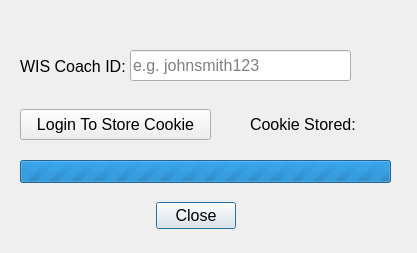
Old version of the form UI/wiscred.ui in the repository ebzimny01/gd-recruit.
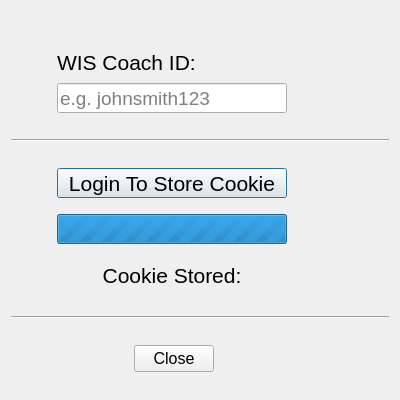
New version of the form. Icons and pictures are not drawn.

Commit message: UI dialogs with fixed sizes

```diff
--- a/UI/wiscred.ui
+++ b/UI/wiscred.ui
@@ -9,10 +9,28 @@
    <rect>
     <x>0</x>
     <y>0</y>
-    <width>417</width>
-    <height>253</height>
+    <width>400</width>
+    <height>400</height>
    </rect>
   </property>
+  <property name="sizePolicy">
+   <sizepolicy hsizetype="Fixed" vsizetype="Fixed">
+    <horstretch>0</horstretch>
+    <verstretch>0</verstretch>
+   </sizepolicy>
+  </property>
+  <property name="minimumSize">
+   <size>
+    <width>400</width>
+    <height>400</height>
+   </size>
+  </property>
+  <property name="maximumSize">
+   <size>
+    <width>400</width>
+    <height>406</height>
+   </size>
+  </property>
   <property name="font">
    <font>
     <family>Arial</family>
@@ -25,196 +43,477 @@
   <property name="modal">
    <bool>true</bool>
   </property>
-  <widget class="QDialogButtonBox" name="buttonBox">
-   <property name="geometry">
-    <rect>
-     <x>140</x>
-     <y>200</y>
-     <width>111</width>
-     <height>32</height>
-    </rect>
-   </property>
-   <property name="font">
-    <font>
-     <family>Arial</family>
-     <pointsize>12</pointsize>
-    </font>
-   </property>
-   <property name="orientation">
-    <enum>Qt::Horizontal</enum>
-   </property>
-   <property name="standardButtons">
-    <set>QDialogButtonBox::Close</set>
-   </property>
-   <property name="centerButtons">
-    <bool>true</bool>
-   </property>
-  </widget>
-  <widget class="QLabel" name="labelWISCoachID">
-   <property name="geometry">
-    <rect>
-     <x>20</x>
-     <y>58</y>
-     <width>111</width>
-     <height>16</height>
-    </rect>
-   </property>
-   <property name="font">
-    <font>
-     <family>Arial</family>
-     <pointsize>12</pointsize>
-    </font>
-   </property>
-   <property name="text">
-    <string>WIS Coach ID:</string>
-   </property>
-  </widget>
-  <widget class="QLineEdit" name="lineEditWISCoachID">
-   <property name="geometry">
-    <rect>
-     <x>130</x>
-     <y>50</y>
-     <width>221</width>
-     <height>31</height>
-    </rect>
-   </property>
-   <property name="font">
-    <font>
-     <family>Arial</family>
-     <pointsize>12</pointsize>
-    </font>
-   </property>
-   <property name="text">
-    <string/>
-   </property>
-   <property name="placeholderText">
-    <string>e.g. johnsmith123</string>
-   </property>
-  </widget>
-  <widget class="QLabel" name="labelCheckMarkcoachIDValidated">
-   <property name="geometry">
-    <rect>
-     <x>370</x>
-     <y>55</y>
-     <width>21</width>
-     <height>21</height>
-    </rect>
-   </property>
-   <property name="text">
-    <string/>
-   </property>
-   <property name="pixmap">
-    <pixmap>../images/checkmark_1.png</pixmap>
-   </property>
-   <property name="scaledContents">
-    <bool>true</bool>
-   </property>
-  </widget>
-  <widget class="QLabel" name="labelCheckMarkcoachIDValidationError">
-   <property name="geometry">
-    <rect>
-     <x>369</x>
-     <y>55</y>
-     <width>21</width>
-     <height>21</height>
-    </rect>
-   </property>
-   <property name="text">
-    <string/>
-   </property>
-   <property name="pixmap">
-    <pixmap>../images/x_icon.png</pixmap>
-   </property>
-   <property name="scaledContents">
-    <bool>true</bool>
-   </property>
-  </widget>
-  <widget class="QLabel" name="labelCookieStored">
-   <property name="geometry">
-    <rect>
-     <x>250</x>
-     <y>114</y>
-     <width>111</width>
-     <height>21</height>
-    </rect>
-   </property>
-   <property name="text">
-    <string>Cookie Stored:</string>
-   </property>
-  </widget>
-  <widget class="QLabel" name="labelCookieStoredError">
-   <property name="geometry">
-    <rect>
-     <x>369</x>
-     <y>114</y>
-     <width>21</width>
-     <height>21</height>
-    </rect>
-   </property>
-   <property name="text">
-    <string/>
-   </property>
-   <property name="pixmap">
-    <pixmap>../images/x_icon.png</pixmap>
-   </property>
-   <property name="scaledContents">
-    <bool>true</bool>
-   </property>
-  </widget>
-  <widget class="QLabel" name="labelCheckMarkCookieStored">
-   <property name="geometry">
-    <rect>
-     <x>370</x>
-     <y>114</y>
-     <width>21</width>
-     <height>21</height>
-    </rect>
-   </property>
-   <property name="text">
-    <string/>
-   </property>
-   <property name="pixmap">
-    <pixmap>../images/checkmark_1.png</pixmap>
-   </property>
-   <property name="scaledContents">
-    <bool>true</bool>
-   </property>
-  </widget>
-  <widget class="QPushButton" name="pushButton_LoginStoreCookie">
-   <property name="geometry">
-    <rect>
-     <x>20</x>
-     <y>109</y>
-     <width>191</width>
-     <height>31</height>
-    </rect>
-   </property>
-   <property name="text">
-    <string>Login To Store Cookie</string>
-   </property>
-  </widget>
-  <widget class="QProgressBar" name="progressBarLoginStoreCookies">
-   <property name="geometry">
-    <rect>
-     <x>20</x>
-     <y>160</y>
-     <width>371</width>
-     <height>23</height>
-    </rect>
-   </property>
-   <property name="minimum">
-    <number>0</number>
-   </property>
-   <property name="maximum">
-    <number>0</number>
-   </property>
-   <property name="value">
-    <number>100</number>
-   </property>
-   <property name="textVisible">
-    <bool>false</bool>
-   </property>
-  </widget>
+  <layout class="QVBoxLayout" name="verticalLayout">
+   <item>
+    <layout class="QGridLayout" name="gridLayout">
+     <item row="8" column="1">
+      <widget class="QPushButton" name="pushButton_LoginStoreCookie">
+       <property name="sizePolicy">
+        <sizepolicy hsizetype="Fixed" vsizetype="Fixed">
+         <horstretch>0</horstretch>
+         <verstretch>0</verstretch>
+        </sizepolicy>
+       </property>
+       <property name="minimumSize">
+        <size>
+         <width>230</width>
+         <height>30</height>
+        </size>
+       </property>
+       <property name="maximumSize">
+        <size>
+         <width>230</width>
+         <height>30</height>
+        </size>
+       </property>
+       <property name="font">
+        <font>
+         <family>Arial</family>
+         <pointsize>16</pointsize>
+        </font>
+       </property>
+       <property name="text">
+        <string>Login To Store Cookie</string>
+       </property>
+      </widget>
+     </item>
+     <item row="2" column="3">
+      <widget class="QLabel" name="labelCheckMarkcoachIDValidationError">
+       <property name="sizePolicy">
+        <sizepolicy hsizetype="Fixed" vsizetype="Fixed">
+         <horstretch>0</horstretch>
+         <verstretch>0</verstretch>
+        </sizepolicy>
+       </property>
+       <property name="minimumSize">
+        <size>
+         <width>20</width>
+         <height>20</height>
+        </size>
+       </property>
+       <property name="maximumSize">
+        <size>
+         <width>20</width>
+         <height>20</height>
+        </size>
+       </property>
+       <property name="text">
+        <string/>
+       </property>
+       <property name="pixmap">
+        <pixmap>../images/x_icon.png</pixmap>
+       </property>
+       <property name="scaledContents">
+        <bool>true</bool>
+       </property>
+      </widget>
+     </item>
+     <item row="3" column="1">
+      <spacer name="verticalSpacer">
+       <property name="orientation">
+        <enum>Qt::Vertical</enum>
+       </property>
+       <property name="sizeType">
+        <enum>QSizePolicy::Fixed</enum>
+       </property>
+       <property name="sizeHint" stdset="0">
+        <size>
+         <width>20</width>
+         <height>20</height>
+        </size>
+       </property>
+      </spacer>
+     </item>
+     <item row="12" column="2">
+      <widget class="QLabel" name="labelCheckMarkCookieStored">
+       <property name="sizePolicy">
+        <sizepolicy hsizetype="Fixed" vsizetype="Fixed">
+         <horstretch>0</horstretch>
+         <verstretch>0</verstretch>
+        </sizepolicy>
+       </property>
+       <property name="minimumSize">
+        <size>
+         <width>20</width>
+         <height>20</height>
+        </size>
+       </property>
+       <property name="maximumSize">
+        <size>
+         <width>20</width>
+         <height>20</height>
+        </size>
+       </property>
+       <property name="text">
+        <string/>
+       </property>
+       <property name="pixmap">
+        <pixmap>../images/checkmark_1.png</pixmap>
+       </property>
+       <property name="scaledContents">
+        <bool>true</bool>
+       </property>
+      </widget>
+     </item>
+     <item row="12" column="1">
+      <widget class="QLabel" name="labelCookieStored">
+       <property name="sizePolicy">
+        <sizepolicy hsizetype="Fixed" vsizetype="Fixed">
+         <horstretch>0</horstretch>
+         <verstretch>0</verstretch>
+        </sizepolicy>
+       </property>
+       <property name="minimumSize">
+        <size>
+         <width>230</width>
+         <height>30</height>
+        </size>
+       </property>
+       <property name="maximumSize">
+        <size>
+         <width>230</width>
+         <height>30</height>
+        </size>
+       </property>
+       <property name="font">
+        <font>
+         <family>Arial</family>
+         <pointsize>16</pointsize>
+        </font>
+       </property>
+       <property name="text">
+        <string>Cookie Stored:</string>
+       </property>
+       <property name="alignment">
+        <set>Qt::AlignCenter</set>
+       </property>
+      </widget>
+     </item>
+     <item row="0" column="4">
+      <spacer name="horizontalSpacer_2">
+       <property name="orientation">
+        <enum>Qt::Horizontal</enum>
+       </property>
+       <property name="sizeType">
+        <enum>QSizePolicy::Fixed</enum>
+       </property>
+       <property name="sizeHint" stdset="0">
+        <size>
+         <width>40</width>
+         <height>20</height>
+        </size>
+       </property>
+      </spacer>
+     </item>
+     <item row="2" column="2">
+      <widget class="QLabel" name="labelCheckMarkcoachIDValidated">
+       <property name="sizePolicy">
+        <sizepolicy hsizetype="Fixed" vsizetype="Fixed">
+         <horstretch>0</horstretch>
+         <verstretch>0</verstretch>
+        </sizepolicy>
+       </property>
+       <property name="minimumSize">
+        <size>
+         <width>20</width>
+         <height>20</height>
+        </size>
+       </property>
+       <property name="maximumSize">
+        <size>
+         <width>20</width>
+         <height>20</height>
+        </size>
+       </property>
+       <property name="text">
+        <string/>
+       </property>
+       <property name="pixmap">
+        <pixmap>../images/checkmark_1.png</pixmap>
+       </property>
+       <property name="scaledContents">
+        <bool>true</bool>
+       </property>
+      </widget>
+     </item>
+     <item row="2" column="1">
+      <widget class="QLineEdit" name="lineEditWISCoachID">
+       <property name="sizePolicy">
+        <sizepolicy hsizetype="Fixed" vsizetype="Fixed">
+         <horstretch>0</horstretch>
+         <verstretch>0</verstretch>
+        </sizepolicy>
+       </property>
+       <property name="minimumSize">
+        <size>
+         <width>230</width>
+         <height>30</height>
+        </size>
+       </property>
+       <property name="maximumSize">
+        <size>
+         <width>230</width>
+         <height>30</height>
+        </size>
+       </property>
+       <property name="font">
+        <font>
+         <family>Arial</family>
+         <pointsize>14</pointsize>
+        </font>
+       </property>
+       <property name="text">
+        <string/>
+       </property>
+       <property name="placeholderText">
+        <string>e.g. johnsmith123</string>
+       </property>
+      </widget>
+     </item>
+     <item row="10" column="1">
+      <widget class="QProgressBar" name="progressBarLoginStoreCookies">
+       <property name="sizePolicy">
+        <sizepolicy hsizetype="Fixed" vsizetype="Fixed">
+         <horstretch>0</horstretch>
+         <verstretch>0</verstretch>
+        </sizepolicy>
+       </property>
+       <property name="minimumSize">
+        <size>
+         <width>230</width>
+         <height>30</height>
+        </size>
+       </property>
+       <property name="maximumSize">
+        <size>
+         <width>230</width>
+         <height>30</height>
+        </size>
+       </property>
+       <property name="minimum">
+        <number>0</number>
+       </property>
+       <property name="maximum">
+        <number>0</number>
+       </property>
+       <property name="value">
+        <number>100</number>
+       </property>
+       <property name="textVisible">
+        <bool>false</bool>
+       </property>
+      </widget>
+     </item>
+     <item row="1" column="1">
+      <widget class="QLabel" name="labelWISCoachID">
+       <property name="sizePolicy">
+        <sizepolicy hsizetype="Fixed" vsizetype="Fixed">
+         <horstretch>0</horstretch>
+         <verstretch>0</verstretch>
+        </sizepolicy>
+       </property>
+       <property name="minimumSize">
+        <size>
+         <width>230</width>
+         <height>30</height>
+        </size>
+       </property>
+       <property name="maximumSize">
+        <size>
+         <width>230</width>
+         <height>30</height>
+        </size>
+       </property>
+       <property name="font">
+        <font>
+         <family>Arial</family>
+         <pointsize>16</pointsize>
+        </font>
+       </property>
+       <property name="text">
+        <string>WIS Coach ID:</string>
+       </property>
+      </widget>
+     </item>
+     <item row="12" column="3">
+      <widget class="QLabel" name="labelCookieStoredError">
+       <property name="sizePolicy">
+        <sizepolicy hsizetype="Fixed" vsizetype="Fixed">
+         <horstretch>0</horstretch>
+         <verstretch>0</verstretch>
+        </sizepolicy>
+       </property>
+       <property name="minimumSize">
+        <size>
+         <width>20</width>
+         <height>20</height>
+        </size>
+       </property>
+       <property name="maximumSize">
+        <size>
+         <width>20</width>
+         <height>20</height>
+        </size>
+       </property>
+       <property name="text">
+        <string/>
+       </property>
+       <property name="pixmap">
+        <pixmap>../images/x_icon.png</pixmap>
+       </property>
+       <property name="scaledContents">
+        <bool>true</bool>
+       </property>
+      </widget>
+     </item>
+     <item row="15" column="1">
+      <spacer name="verticalSpacer_7">
+       <property name="orientation">
+        <enum>Qt::Vertical</enum>
+       </property>
+       <property name="sizeType">
+        <enum>QSizePolicy::Fixed</enum>
+       </property>
+       <property name="sizeHint" stdset="0">
+        <size>
+         <width>20</width>
+         <height>20</height>
+        </size>
+       </property>
+      </spacer>
+     </item>
+     <item row="13" column="1">
+      <spacer name="verticalSpacer_5">
+       <property name="orientation">
+        <enum>Qt::Vertical</enum>
+       </property>
+       <property name="sizeType">
+        <enum>QSizePolicy::Fixed</enum>
+       </property>
+       <property name="sizeHint" stdset="0">
+        <size>
+         <width>20</width>
+         <height>20</height>
+        </size>
+       </property>
+      </spacer>
+     </item>
+     <item row="5" column="1">
+      <spacer name="verticalSpacer_6">
+       <property name="orientation">
+        <enum>Qt::Vertical</enum>
+       </property>
+       <property name="sizeType">
+        <enum>QSizePolicy::Fixed</enum>
+       </property>
+       <property name="sizeHint" stdset="0">
+        <size>
+         <width>20</width>
+         <height>20</height>
+        </size>
+       </property>
+      </spacer>
+     </item>
+     <item row="0" column="0">
+      <spacer name="verticalSpacer_2">
+       <property name="orientation">
+        <enum>Qt::Vertical</enum>
+       </property>
+       <property name="sizeType">
+        <enum>QSizePolicy::Fixed</enum>
+       </property>
+       <property name="sizeHint" stdset="0">
+        <size>
+         <width>20</width>
+         <height>20</height>
+        </size>
+       </property>
+      </spacer>
+     </item>
+     <item row="4" column="0" colspan="5">
+      <widget class="Line" name="line">
+       <property name="orientation">
+        <enum>Qt::Horizontal</enum>
+       </property>
+      </widget>
+     </item>
+     <item row="16" column="1">
+      <widget class="QDialogButtonBox" name="buttonBox">
+       <property name="font">
+        <font>
+         <family>Arial</family>
+         <pointsize>12</pointsize>
+        </font>
+       </property>
+       <property name="orientation">
+        <enum>Qt::Horizontal</enum>
+       </property>
+       <property name="standardButtons">
+        <set>QDialogButtonBox::Close</set>
+       </property>
+       <property name="centerButtons">
+        <bool>true</bool>
+       </property>
+      </widget>
+     </item>
+     <item row="11" column="1">
+      <spacer name="verticalSpacer_4">
+       <property name="orientation">
+        <enum>Qt::Vertical</enum>
+       </property>
+       <property name="sizeType">
+        <enum>QSizePolicy::Fixed</enum>
+       </property>
+       <property name="sizeHint" stdset="0">
+        <size>
+         <width>20</width>
+         <height>10</height>
+        </size>
+       </property>
+      </spacer>
+     </item>
+     <item row="9" column="1">
+      <spacer name="verticalSpacer_3">
+       <property name="orientation">
+        <enum>Qt::Vertical</enum>
+       </property>
+       <property name="sizeType">
+        <enum>QSizePolicy::Fixed</enum>
+       </property>
+       <property name="sizeHint" stdset="0">
+        <size>
+         <width>20</width>
+         <height>10</height>
+        </size>
+       </property>
+      </spacer>
+     </item>
+     <item row="1" column="0">
+      <spacer name="horizontalSpacer">
+       <property name="orientation">
+        <enum>Qt::Horizontal</enum>
+       </property>
+       <property name="sizeType">
+        <enum>QSizePolicy::Fixed</enum>
+       </property>
+       <property name="sizeHint" stdset="0">
+        <size>
+         <width>40</width>
+         <height>20</height>
+        </size>
+       </property>
+      </spacer>
+     </item>
+     <item row="14" column="0" colspan="5">
+      <widget class="Line" name="line_2">
+       <property name="orientation">
+        <enum>Qt::Horizontal</enum>
+       </property>
+      </widget>
+     </item>
+    </layout>
+   </item>
+  </layout>
  </widget>
  <tabstops>
   <tabstop>lineEditWISCoachID</tabstop>
```
Left out of the diff: 3 changed lines with no effect on the pictures. The commit also changes 2 other files.
